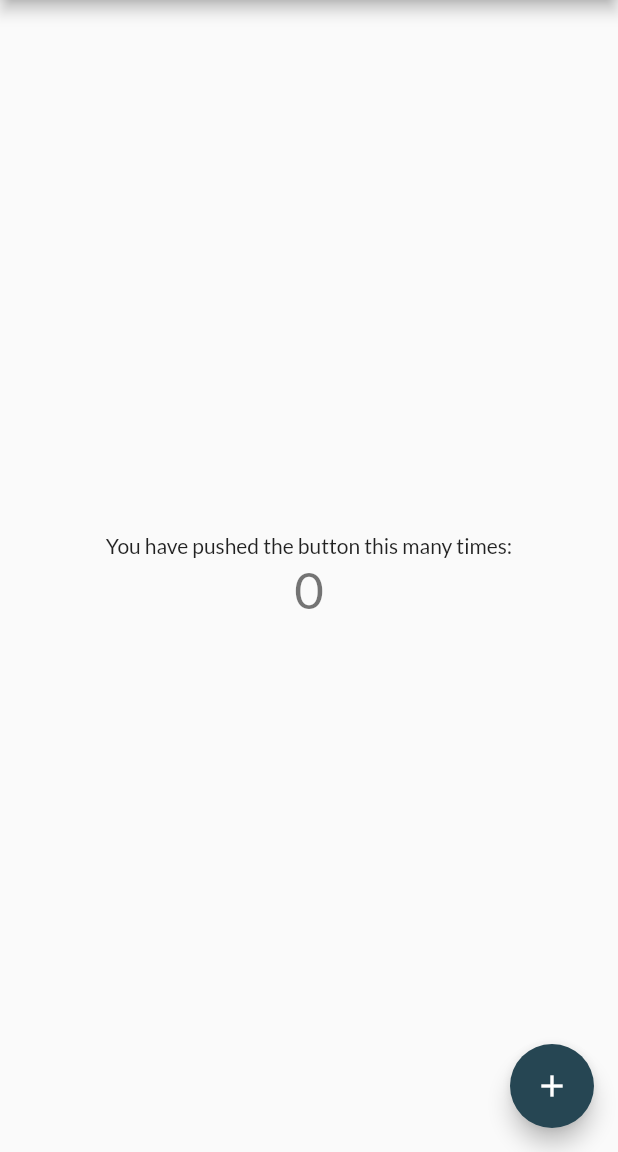
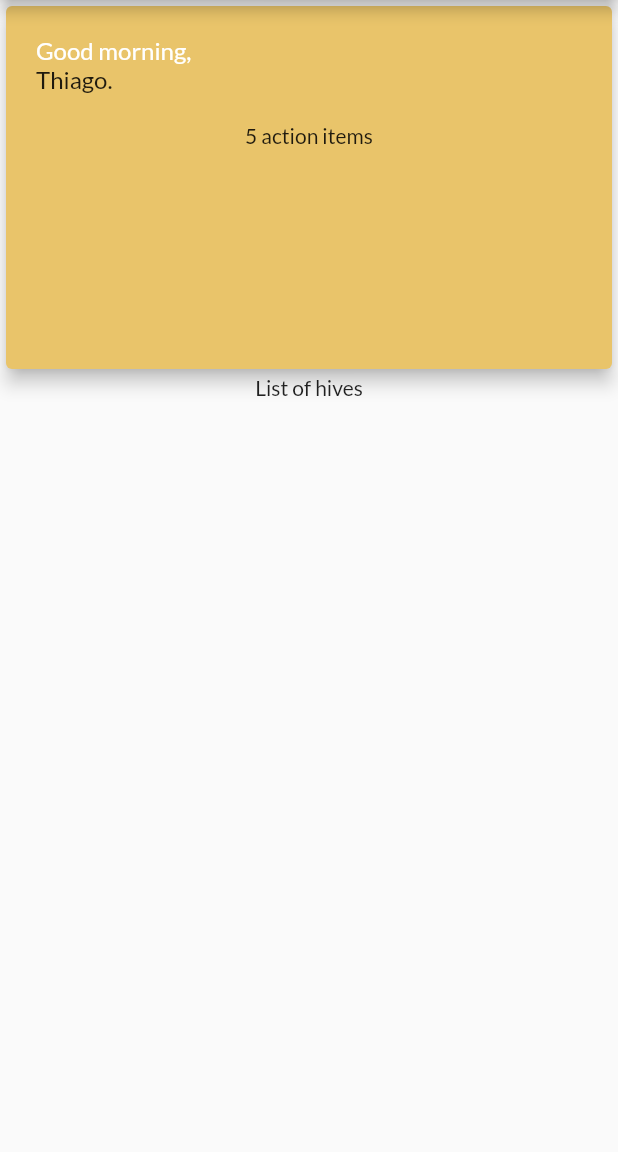
Before and after one commit to leowei31/nectarfy-app, a Flutter app: the screen it shows after launch, on a phone screen of 412 x 824 dp, the part 84-1236 px from its top. Run offline on Flutter 3.47's test engine with Material 2 defaults, Android fonts, the light colour scheme and no system bars.

Commit message:
initial welcome dashboard UI

```diff
--- a/app/lib/main.dart
+++ b/app/lib/main.dart
@@ -1,4 +1,6 @@
 import 'package:flutter/material.dart';
+
+import './views/hive_module.dart';
 
 void main() {
   runApp(const MyApp());
@@ -7,21 +9,11 @@ void main() {
 class MyApp extends StatelessWidget {
   const MyApp({Key? key}) : super(key: key);
 
-  // This widget is the root of your application.
   @override
   Widget build(BuildContext context) {
     return MaterialApp(
       title: 'Nectarfy',
       theme: ThemeData(
-        // This is the theme of your application.
-        //
-        // Try running your application with "flutter run". You'll see the
-        // application has a blue toolbar. Then, without quitting the app, try
-        // changing the primarySwatch below to Colors.green and then invoke
-        // "hot reload" (press "r" in the console where you ran "flutter run",
-        // or simply save your changes to "hot reload" in a Flutter IDE).
-        // Notice that the counter didn't reset back to zero; the application
-        // is not restarted.
         primaryColor: Color(0xFFE9C46A),
         accentColor: Color(0xFF264653),
         fontFamily: 'Lato',
@@ -34,16 +26,6 @@ class MyApp extends StatelessWidget {
 
 class MyHomePage extends StatefulWidget {
   const MyHomePage({Key? key, required this.title}) : super(key: key);
-
-  // This widget is the home page of your application. It is stateful, meaning
-  // that it has a State object (defined below) that contains fields that affect
-  // how it looks.
-
-  // This class is the configuration for the state. It holds the values (in this
-  // case the title) provided by the parent (in this case the App widget) and
-  // used by the build method of the State. Fields in a Widget subclass are
-  // always marked "final".
-
   final String title;
 
   @override
@@ -51,69 +33,15 @@ class MyHomePage extends StatefulWidget {
 }
 
 class _MyHomePageState extends State<MyHomePage> {
-  int _counter = 0;
-
-  void _incrementCounter() {
-    setState(() {
-      // This call to setState tells the Flutter framework that something has
-      // changed in this State, which causes it to rerun the build method below
-      // so that the display can reflect the updated values. If we changed
-      // _counter without calling setState(), then the build method would not be
-      // called again, and so nothing would appear to happen.
-      _counter++;
-    });
-  }
 
   @override
   Widget build(BuildContext context) {
-    // This method is rerun every time setState is called, for instance as done
-    // by the _incrementCounter method above.
-    //
-    // The Flutter framework has been optimized to make rerunning build methods
-    // fast, so that you can just rebuild anything that needs updating rather
-    // than having to individually change instances of widgets.
     return Scaffold(
       appBar: AppBar(
-        // Here we take the value from the MyHomePage object that was created by
-        // the App.build method, and use it to set our appbar title.
         title: Text(widget.title),
         backgroundColor: Theme.of(context).primaryColor,
       ),
-      body: Center(
-        // Center is a layout widget. It takes a single child and positions it
-        // in the middle of the parent.
-        child: Column(
-          // Column is also a layout widget. It takes a list of children and
-          // arranges them vertically. By default, it sizes itself to fit its
-          // children horizontally, and tries to be as tall as its parent.
-          //
-          // Invoke "debug painting" (press "p" in the console, choose the
-          // "Toggle Debug Paint" action from the Flutter Inspector in Android
-          // Studio, or the "Toggle Debug Paint" command in Visual Studio Code)
-          // to see the wireframe for each widget.
-          //
-          // Column has various properties to control how it sizes itself and
-          // how it positions its children. Here we use mainAxisAlignment to
-          // center the children vertically; the main axis here is the vertical
-          // axis because Columns are vertical (the cross axis would be
-          // horizontal).
-          mainAxisAlignment: MainAxisAlignment.center,
-          children: <Widget>[
-            const Text(
-              'You have pushed the button this many times:',
-            ),
-            Text(
-              '$_counter',
-              style: Theme.of(context).textTheme.headline4,
-            ),
-          ],
-        ),
-      ),
-      floatingActionButton: FloatingActionButton(
-        onPressed: _incrementCounter,
-        tooltip: 'Increment',
-        child: const Icon(Icons.add),
-      ), // This trailing comma makes auto-formatting nicer for build methods.
+      body: const HiveModule(),
     );
   }
 }
--- /dev/null
+++ b/app/lib/views/hive_module.dart
@@ -0,0 +1,19 @@
+import 'package:flutter/material.dart';
+
+import '../widgets/hive_module/welcome_dashboard.dart';
+import '../widgets/hive_module/hive_list.dart';
+
+class HiveModule extends StatelessWidget {
+
+  const HiveModule({ Key? key }) : super(key: key);
+
+  @override
+  Widget build(BuildContext context) {
+    return Column(
+      children: const <Widget>[
+        WelcomeDashboard(),
+        HiveList(),
+      ],
+    );
+  }
+}
--- /dev/null
+++ b/app/lib/widgets/hive_module/action_items_dashboard.dart
@@ -0,0 +1,12 @@
+import 'package:flutter/material.dart';
+
+class ActionItemsDashboard extends StatelessWidget {
+  final int actions;
+
+  const ActionItemsDashboard({ Key? key, required this.actions }) : super(key: key);
+
+  @override
+  Widget build(BuildContext context) {
+    return Text('$actions action items');
+  }
+}
--- /dev/null
+++ b/app/lib/widgets/hive_module/hive_list.dart
@@ -0,0 +1,12 @@
+import 'package:flutter/material.dart';
+
+class HiveList extends StatelessWidget {
+
+
+  const HiveList({ Key? key }) : super(key: key);
+
+  @override
+  Widget build(BuildContext context) {
+    return const Text('List of hives');
+  }
+}
--- /dev/null
+++ b/app/lib/widgets/hive_module/welcome_dashboard.dart
@@ -0,0 +1,30 @@
+import 'package:flutter/material.dart';
+
+import './welcome_user_title.dart';
+import './action_items_dashboard.dart';
+
+class WelcomeDashboard extends StatelessWidget {
+
+
+  const WelcomeDashboard({ Key? key }) : super(key: key);
+
+  @override
+  Widget build(BuildContext context) {
+    return SizedBox(
+      width: double.infinity,
+      height: 250,
+      child: Card(
+        elevation: 5,
+        color: Theme.of(context).primaryColor,
+        child: Column(
+          mainAxisAlignment: MainAxisAlignment.center,
+          children: const <Widget>[
+            WelcomeUserTitle(firstName: 'Thiago'),
+            Expanded(
+              child: ActionItemsDashboard(actions: 5)
+            )
+          ],
+        ),
+      ));
+  }
+}
--- /dev/null
+++ b/app/lib/widgets/hive_module/welcome_user_title.dart
@@ -0,0 +1,22 @@
+import 'package:flutter/material.dart';
+
+class WelcomeUserTitle extends StatelessWidget {
+  final String firstName;
+
+  const WelcomeUserTitle({ Key? key, required this.firstName }) : super(key: key);
+
+  @override
+  Widget build(BuildContext context) {
+    return Container(
+      width: double.infinity,
+      padding: const EdgeInsets.all(20),
+      child: Column(
+        crossAxisAlignment: CrossAxisAlignment.start,
+        children: <Widget>[
+          const Text('Good morning,', style: TextStyle(color: Colors.white, fontSize: 16),),
+          Text('$firstName.', style: const TextStyle(fontSize: 16)),
+        ],
+      ),
+    );
+  }
+}
```
